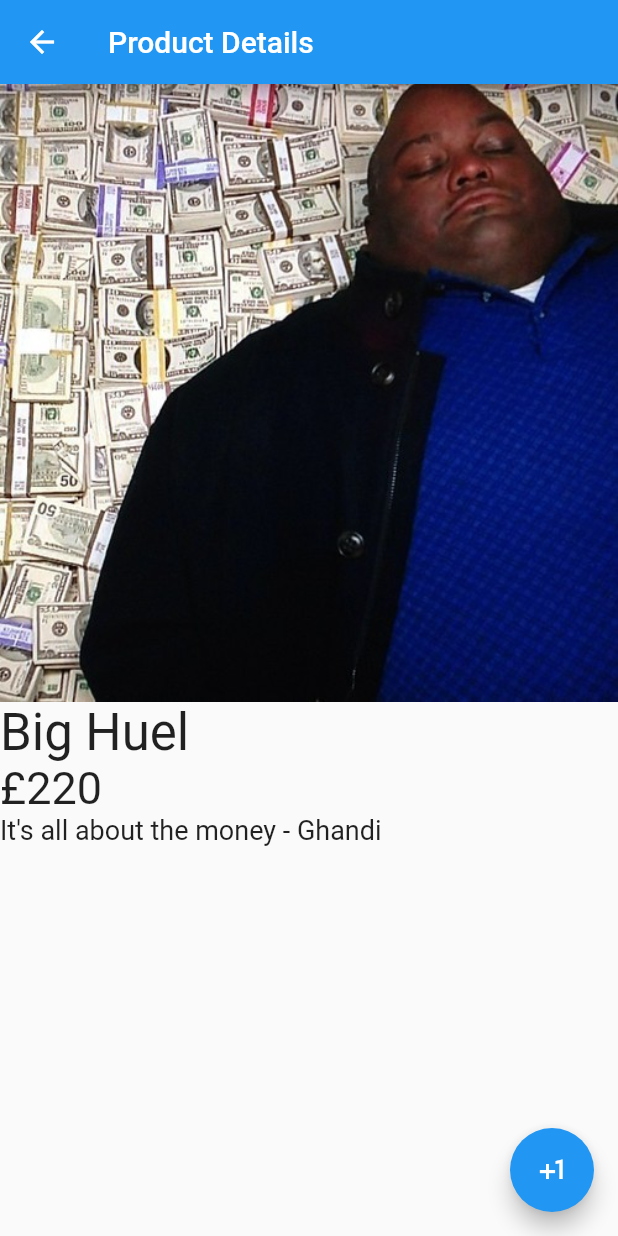
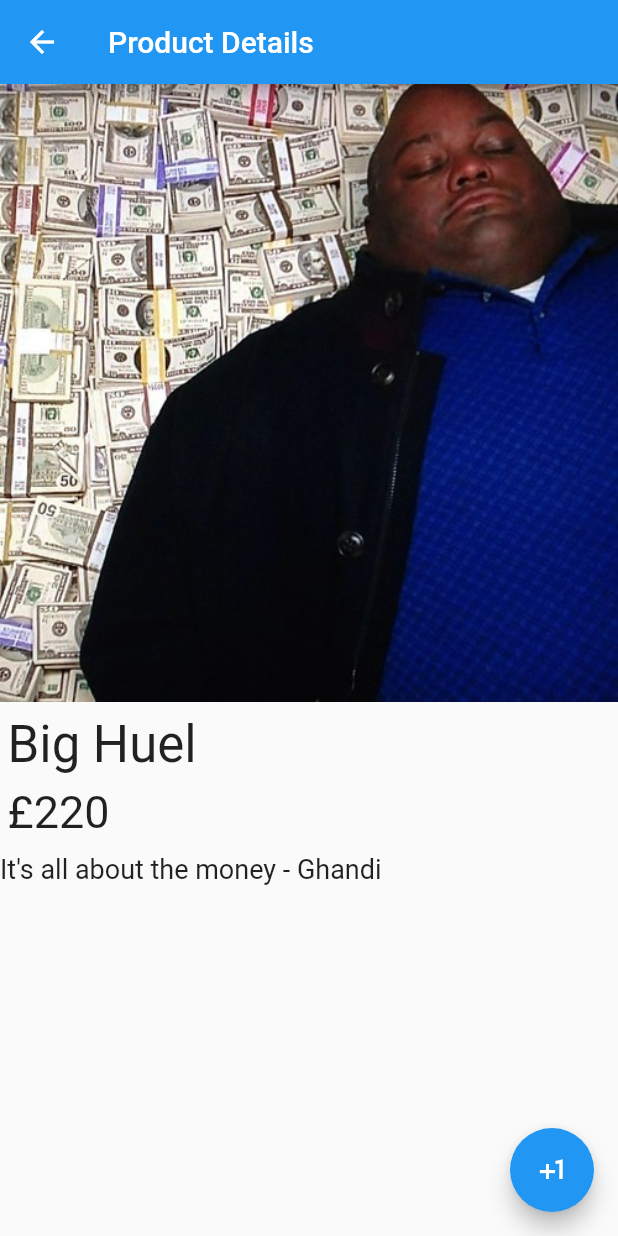
Before and after one commit to CoreyVM/FlutterSessionsSourceCode, a Flutter app: the screen it shows after launch, after a tap on "Big Huel", on a phone screen of 412 x 824 dp. Run offline on Flutter 3.47's test engine with Material 2 defaults, Android fonts, the phone set to English and light mode, and no system bars.

Commit message:
Added padding where required

```diff
--- a/lib/components/producttile.dart
+++ b/lib/components/producttile.dart
@@ -82,7 +82,9 @@ class ProductDetailsPage extends StatelessWidget {
   @override
   Widget build(BuildContext context) {
     return Scaffold(
+
       appBar: AppBar(
+
         title: Text("Product Details"),
       ),
       body: Column(
@@ -95,10 +97,16 @@ class ProductDetailsPage extends StatelessWidget {
           ),
 
           //Name
-           Text(product.name,textAlign: TextAlign.start,style: TextStyle(fontSize: 34),),
+           Padding(
+             padding: const EdgeInsets.only(top:8.0,left: 5),
+             child: Text(product.name,textAlign: TextAlign.start,style: TextStyle(fontSize: 34),),
+           ),
 
           //Price
-           Text(product.price,textAlign: TextAlign.start,style: TextStyle(fontSize: 30),),
+           Padding(
+             padding: const EdgeInsets.only(top:8.0,left: 5,bottom:10),
+             child: Text(product.price,textAlign: TextAlign.start,style: TextStyle(fontSize: 30),),
+           ),
 
            //Description
            Text(product.description,textAlign: TextAlign.start,style: TextStyle(fontSize: 18),),
--- a/lib/pages/basket.dart
+++ b/lib/pages/basket.dart
@@ -21,7 +21,7 @@ class _BasketState extends State<Basket> {
   @override
   Widget build(BuildContext context) {
     return Scaffold(
-      appBar: AppBar(title: Text("Basket"),centerTitle: true,),
+      appBar: AppBar(title: const Text("Basket"),centerTitle: true,),
       body: Column(
         children: [
           Expanded(
```
